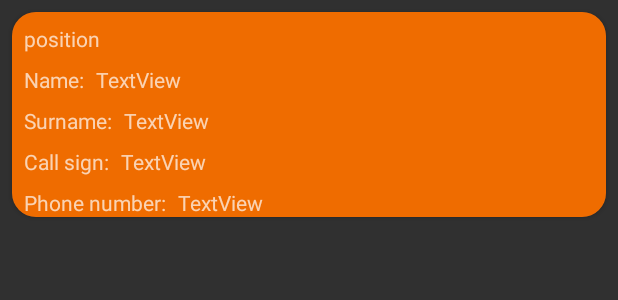
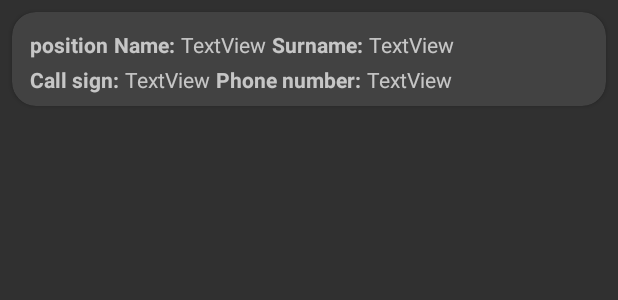
Before and after one commit to ubitu111/LA_Registration_Main, an Android app: the layout volunteer_item.xml on its own in the app's theme, with its tools: preview values and no code run, on a phone screen of 412 x 824 dp. Shown: the top 300 px of the screen. Run offline under Robolectric (Android 15) with nearby library versions, the phone set to English and light mode, and no system bars.

Commit message:
изменение стиля картрочки волонтера

```diff
--- a/app/src/main/res/layout/volunteer_item.xml
+++ b/app/src/main/res/layout/volunteer_item.xml
@@ -6,21 +6,21 @@
     android:layout_width="match_parent"
     android:layout_height="wrap_content"
     android:layout_margin="8dp"
-    android:background="@color/colorPrimary"
     app:cardCornerRadius="16dp">
 
     <androidx.constraintlayout.widget.ConstraintLayout
         android:layout_width="match_parent"
         android:layout_height="match_parent"
-        android:background="@color/colorPrimary"
+        android:padding="8dp"
         >
 
         <TextView
             android:id="@+id/textViewPosition"
             android:text="position"
+            android:textStyle="bold"
             android:layout_width="wrap_content"
             android:layout_height="wrap_content"
-            android:layout_margin="8dp"
+            android:layout_margin="4dp"
             app:layout_constraintStart_toStartOf="parent"
             app:layout_constraintTop_toTopOf="parent"/>
 
@@ -28,72 +28,76 @@
             android:id="@+id/textViewLabelName"
             android:layout_width="wrap_content"
             android:layout_height="wrap_content"
+            android:textStyle="bold"
             android:text="@string/name"
-            android:layout_margin="8dp"
-            app:layout_constraintStart_toStartOf="parent"
-            app:layout_constraintTop_toBottomOf="@id/textViewPosition" />
+            android:layout_margin="4dp"
+            app:layout_constraintStart_toEndOf="@id/textViewPosition"
+            app:layout_constraintTop_toTopOf="parent" />
 
         <TextView
             android:id="@+id/textViewName"
             android:layout_width="wrap_content"
             android:layout_height="wrap_content"
             android:text="TextView"
-            android:layout_margin="8dp"
+            android:layout_margin="4dp"
             app:layout_constraintStart_toEndOf="@+id/textViewLabelName"
-            app:layout_constraintTop_toBottomOf="@id/textViewPosition" />
+            app:layout_constraintTop_toTopOf="parent" />
 
         <TextView
             android:id="@+id/textViewLabelSurname"
             android:layout_width="wrap_content"
             android:layout_height="wrap_content"
+            android:textStyle="bold"
             android:text="@string/surname"
-            android:layout_margin="8dp"
-            app:layout_constraintStart_toStartOf="parent"
-            app:layout_constraintTop_toBottomOf="@+id/textViewLabelName" />
+            android:layout_margin="4dp"
+            app:layout_constraintStart_toEndOf="@id/textViewName"
+            app:layout_constraintTop_toTopOf="parent" />
 
         <TextView
             android:id="@+id/textViewSurname"
             android:layout_width="wrap_content"
             android:layout_height="wrap_content"
             android:text="TextView"
-            android:layout_margin="8dp"
+            android:layout_margin="4dp"
             app:layout_constraintStart_toEndOf="@+id/textViewLabelSurname"
-            app:layout_constraintTop_toBottomOf="@+id/textViewName" />
+            app:layout_constraintTop_toTopOf="parent" />
 
         <TextView
             android:id="@+id/textViewLabelCallSign"
             android:layout_width="wrap_content"
             android:layout_height="wrap_content"
+            android:textStyle="bold"
             android:text="@string/call_sign"
-            android:layout_margin="8dp"
+            android:layout_margin="4dp"
             app:layout_constraintStart_toStartOf="parent"
-            app:layout_constraintTop_toBottomOf="@+id/textViewLabelSurname" />
+            app:layout_constraintTop_toBottomOf="@+id/textViewPosition" />
 
         <TextView
             android:id="@+id/textViewCallSign"
             android:layout_width="wrap_content"
             android:layout_height="wrap_content"
             android:text="TextView"
-            android:layout_margin="8dp"
+            android:layout_margin="4dp"
             app:layout_constraintStart_toEndOf="@+id/textViewLabelCallSign"
-            app:layout_constraintTop_toBottomOf="@+id/textViewSurname" />
+            app:layout_constraintTop_toBottomOf="@+id/textViewPosition" />
 
         <TextView
             android:id="@+id/textViewLabelPhoneNumber"
             android:layout_width="wrap_content"
             android:layout_height="wrap_content"
+            android:textStyle="bold"
             android:text="@string/phone_number"
-            android:layout_margin="8dp"
-            app:layout_constraintStart_toStartOf="parent"
-            app:layout_constraintTop_toBottomOf="@+id/textViewLabelCallSign" />
+            android:layout_margin="4dp"
+            app:layout_constraintStart_toEndOf="@id/textViewCallSign"
+            app:layout_constraintTop_toBottomOf="@+id/textViewPosition" />
 
         <TextView
             android:id="@+id/textViewPhoneNumber"
             android:layout_width="wrap_content"
             android:layout_height="wrap_content"
             android:text="TextView"
-            android:layout_margin="8dp"
+            android:layout_margin="4dp"
             app:layout_constraintStart_toEndOf="@+id/textViewLabelPhoneNumber"
-            app:layout_constraintTop_toBottomOf="@+id/textViewCallSign" />
+            app:layout_constraintTop_toBottomOf="@+id/textViewPosition" />
     </androidx.constraintlayout.widget.ConstraintLayout>
 </androidx.cardview.widget.CardView>
--- a/app/src/main/res/values/colors.xml
+++ b/app/src/main/res/values/colors.xml
@@ -2,7 +2,7 @@
 <resources>
     <color name="colorPrimary">#EF6C00</color>
     <color name="colorPrimaryDark">#EF6C00</color>
-    <color name="colorAccent">#000000</color>
+    <color name="colorAccent">#FFB74D</color>
     <color name="white">#FFFFFF</color>
     <color name="black">#000000</color>
     <color name="gray">#757575</color>
```
